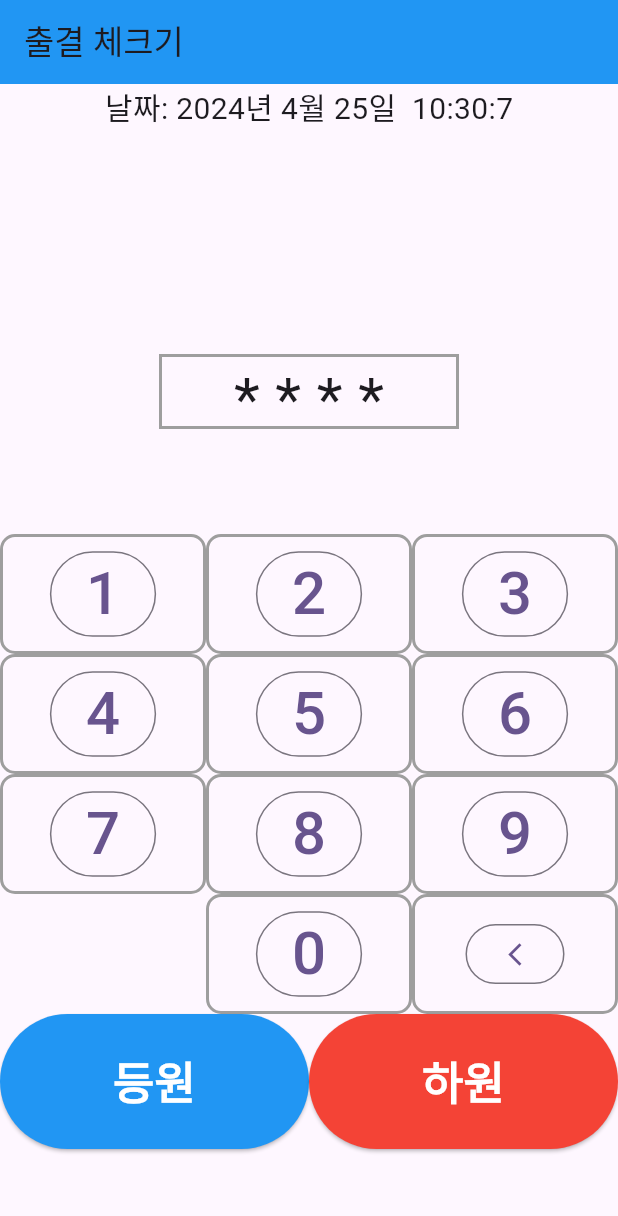
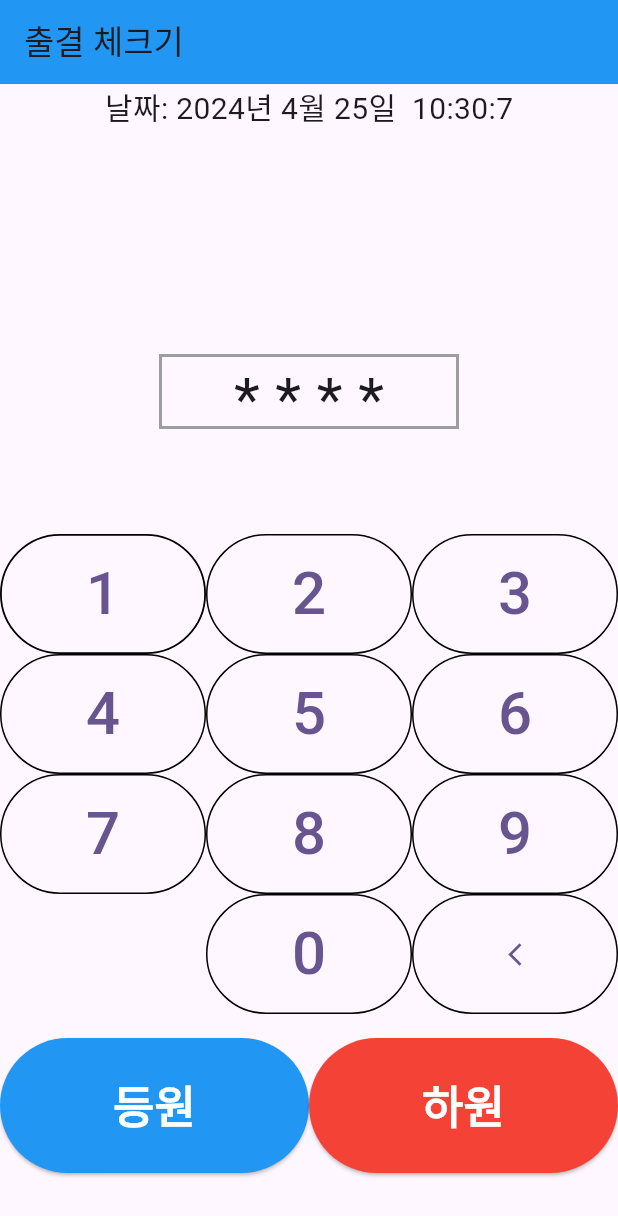
Before and after one commit to alimi-pro-2/alimpeople-web-punch, a Flutter app: the screen it shows after launch, on a phone screen of 412 x 824 dp. Shown: the top 1216 px of the screen. Run offline on Flutter 3.47's test engine with Material 3 defaults, Android fonts, the light colour scheme and no system bars.

Commit message:
fix: 숫자 패드 부분 수정

```diff
--- a/lib/present/check_screen/check_screen.dart
+++ b/lib/present/check_screen/check_screen.dart
@@ -1,6 +1,5 @@
 import 'dart:async';
 
-import 'package:flutter/cupertino.dart';
 import 'package:flutter/material.dart';
 import 'package:flutter/widgets.dart';
 
@@ -31,7 +30,8 @@ class _CheckScreenState extends State<CheckScreen> {
 
   @override
   void dispose() {
-    _timer?.cancel(); // Timer를 dispose
+    _timer?.cancel();
+    _timer!.cancel();
     super.dispose();
   }
 
@@ -76,17 +76,16 @@ class _CheckScreenState extends State<CheckScreen> {
                 child: Container(
                   width: 150,
                   height: 80,
-                  decoration: BoxDecoration(
-                    border: Border.all(color: Colors.grey, width: 2),
-                    borderRadius: BorderRadius.circular(10),
+                  child: OutlinedButton(
+                    style: ButtonStyle(
+                      side: MaterialStateProperty.all<BorderSide>(
+                        BorderSide(width: 1.2), // 외곽선의 두께 설정
                       ),
-                  child: Center(
-                    child: OutlinedButton(
+                    ),
                     onPressed: () {},
                     child: const Text(
                       '1',
                       style: TextStyle(fontSize: 40),
-                      ),
                     ),
                   ),
                 ),
@@ -96,17 +95,16 @@ class _CheckScreenState extends State<CheckScreen> {
                 child: Container(
                   width: 150,
                   height: 80,
-                  decoration: BoxDecoration(
-                    border: Border.all(color: Colors.grey, width: 2),
-                    borderRadius: BorderRadius.circular(10),
+                  child: OutlinedButton(
+                    style: ButtonStyle(
+                      side: MaterialStateProperty.all<BorderSide>(
+                        BorderSide(width: 1.0), // 외곽선의 두께 설정
                       ),
-                  child: Center(
-                    child: OutlinedButton(
+                    ),
                     onPressed: () {},
                     child: const Text(
                       '2',
                       style: TextStyle(fontSize: 40),
-                      ),
                     ),
                   ),
                 ),
@@ -116,17 +114,16 @@ class _CheckScreenState extends State<CheckScreen> {
                 child: Container(
                   width: 150,
                   height: 80,
-                  decoration: BoxDecoration(
-                    border: Border.all(color: Colors.grey, width: 2),
-                    borderRadius: BorderRadius.circular(10),
+                  child: OutlinedButton(
+                    style: ButtonStyle(
+                      side: MaterialStateProperty.all<BorderSide>(
+                        BorderSide(width: 1.0), // 외곽선의 두께 설정
                       ),
-                  child: Center(
-                    child: OutlinedButton(
+                    ),
                     onPressed: () {},
                     child: const Text(
                       '3',
                       style: TextStyle(fontSize: 40),
-                      ),
                     ),
                   ),
                 ),
@@ -141,17 +138,16 @@ class _CheckScreenState extends State<CheckScreen> {
                 child: Container(
                   width: 150,
                   height: 80,
-                  decoration: BoxDecoration(
-                    border: Border.all(color: Colors.grey, width: 2),
-                    borderRadius: BorderRadius.circular(10),
+                  child: OutlinedButton(
+                    style: ButtonStyle(
+                      side: MaterialStateProperty.all<BorderSide>(
+                        BorderSide(width: 1.0), // 외곽선의 두께 설정
                       ),
-                  child: Center(
-                    child: OutlinedButton(
+                    ),
                     onPressed: () {},
                     child: const Text(
                       '4',
                       style: TextStyle(fontSize: 40),
-                      ),
                     ),
                   ),
                 ),
@@ -161,17 +157,16 @@ class _CheckScreenState extends State<CheckScreen> {
                 child: Container(
                   width: 150,
                   height: 80,
-                  decoration: BoxDecoration(
-                    border: Border.all(color: Colors.grey, width: 2),
-                    borderRadius: BorderRadius.circular(10),
+                  child: OutlinedButton(
+                    style: ButtonStyle(
+                      side: MaterialStateProperty.all<BorderSide>(
+                        BorderSide(width: 1.0), // 외곽선의 두께 설정
                       ),
-                  child: Center(
-                    child: OutlinedButton(
+                    ),
                     onPressed: () {},
                     child: const Text(
                       '5',
                       style: TextStyle(fontSize: 40),
-                      ),
                     ),
                   ),
                 ),
@@ -181,17 +176,16 @@ class _CheckScreenState extends State<CheckScreen> {
                 child: Container(
                   width: 150,
                   height: 80,
-                  decoration: BoxDecoration(
-                    border: Border.all(color: Colors.grey, width: 2),
-                    borderRadius: BorderRadius.circular(10),
+                  child: OutlinedButton(
+                    style: ButtonStyle(
+                      side: MaterialStateProperty.all<BorderSide>(
+                        BorderSide(width: 1.0), // 외곽선의 두께 설정
                       ),
-                  child: Center(
-                    child: OutlinedButton(
+                    ),
                     onPressed: () {},
                     child: const Text(
                       '6',
                       style: TextStyle(fontSize: 40),
-                      ),
                     ),
                   ),
                 ),
@@ -206,17 +200,16 @@ class _CheckScreenState extends State<CheckScreen> {
                 child: Container(
                   width: 150,
                   height: 80,
-                  decoration: BoxDecoration(
-                    border: Border.all(color: Colors.grey, width: 2),
-                    borderRadius: BorderRadius.circular(10),
+                  child: OutlinedButton(
+                    style: ButtonStyle(
+                      side: MaterialStateProperty.all<BorderSide>(
+                        BorderSide(width: 1.0), // 외곽선의 두께 설정
                       ),
-                  child: Center(
-                    child: OutlinedButton(
+                    ),
                     onPressed: () {},
                     child: const Text(
                       '7',
                       style: TextStyle(fontSize: 40),
-                      ),
                     ),
                   ),
                 ),
@@ -226,17 +219,16 @@ class _CheckScreenState extends State<CheckScreen> {
                 child: Container(
                   width: 150,
                   height: 80,
-                  decoration: BoxDecoration(
-                    border: Border.all(color: Colors.grey, width: 2),
-                    borderRadius: BorderRadius.circular(10),
+                  child: OutlinedButton(
+                    style: ButtonStyle(
+                      side: MaterialStateProperty.all<BorderSide>(
+                        BorderSide(width: 1.0), // 외곽선의 두께 설정
                       ),
-                  child: Center(
-                    child: OutlinedButton(
+                    ),
                     onPressed: () {},
                     child: const Text(
                       '8',
                       style: TextStyle(fontSize: 40),
-                      ),
                     ),
                   ),
                 ),
@@ -246,17 +238,16 @@ class _CheckScreenState extends State<CheckScreen> {
                 child: Container(
                   width: 150,
                   height: 80,
-                  decoration: BoxDecoration(
-                    border: Border.all(color: Colors.grey, width: 2),
-                    borderRadius: BorderRadius.circular(10),
+                  child: OutlinedButton(
+                    style: ButtonStyle(
+                      side: MaterialStateProperty.all<BorderSide>(
+                        BorderSide(width: 1.0), // 외곽선의 두께 설정
                       ),
-                  child: Center(
-                    child: OutlinedButton(
+                    ),
                     onPressed: () {},
                     child: const Text(
                       '9',
                       style: TextStyle(fontSize: 40),
-                      ),
                     ),
                   ),
                 ),
@@ -278,17 +269,16 @@ class _CheckScreenState extends State<CheckScreen> {
                 child: Container(
                   width: 150,
                   height: 80,
-                  decoration: BoxDecoration(
-                    border: Border.all(color: Colors.grey, width: 2),
-                    borderRadius: BorderRadius.circular(10),
+                  child: OutlinedButton(
+                    style: ButtonStyle(
+                      side: MaterialStateProperty.all<BorderSide>(
+                        BorderSide(width: 1.0), // 외곽선의 두께 설정
                       ),
-                  child: Center(
-                    child: OutlinedButton(
+                    ),
                     onPressed: () {},
                     child: const Text(
                       '0',
                       style: TextStyle(fontSize: 40),
-                      ),
                     ),
                   ),
                 ),
@@ -298,17 +288,20 @@ class _CheckScreenState extends State<CheckScreen> {
                 child: Container(
                   width: 150,
                   height: 80,
-                  decoration: BoxDecoration(
-                    border: Border.all(color: Colors.grey, width: 2),
-                    borderRadius: BorderRadius.circular(10),
+                  child: OutlinedButton(
+                      style: ButtonStyle(
+                        side: MaterialStateProperty.all<BorderSide>(
+                          BorderSide(width: 1.0), // 외곽선의 두께 설정
                         ),
-                  child: Center(
-                      child: OutlinedButton(
+                      ),
                       onPressed: () {},
-                          child: const Icon(Icons.arrow_back_ios_new))),
+                      child: const Icon(Icons.arrow_back_ios_new)),
                 ),
               ),
             ],
+          ),
+          SizedBox(
+            height: 16,
           ),
           Row(
             children: [
@@ -316,7 +309,13 @@ class _CheckScreenState extends State<CheckScreen> {
                 flex: 1,
                 child: ElevatedButton(
                   onPressed: () {},
-                  child: Text('등원',style: TextStyle(fontSize: 30, color: Colors.white, fontWeight: FontWeight.bold),),
+                  child: Text(
+                    '등원',
+                    style: TextStyle(
+                        fontSize: 30,
+                        color: Colors.white,
+                        fontWeight: FontWeight.bold),
+                  ),
                   style: ButtonStyle(
                     backgroundColor:
                         MaterialStateProperty.all<Color>(Colors.blue),
@@ -330,7 +329,13 @@ class _CheckScreenState extends State<CheckScreen> {
                 flex: 1,
                 child: ElevatedButton(
                   onPressed: () {},
-                  child: Text('하원',style: TextStyle(fontSize: 30, color: Colors.white, fontWeight: FontWeight.bold),),
+                  child: Text(
+                    '하원',
+                    style: TextStyle(
+                        fontSize: 30,
+                        color: Colors.white,
+                        fontWeight: FontWeight.bold),
+                  ),
                   style: ButtonStyle(
                     backgroundColor:
                         MaterialStateProperty.all<Color>(Colors.red),
```
Also changed, not shown: analysis_options.yaml (+25 -25 lines). Lines whose indentation alone changed are shown as unchanged.
